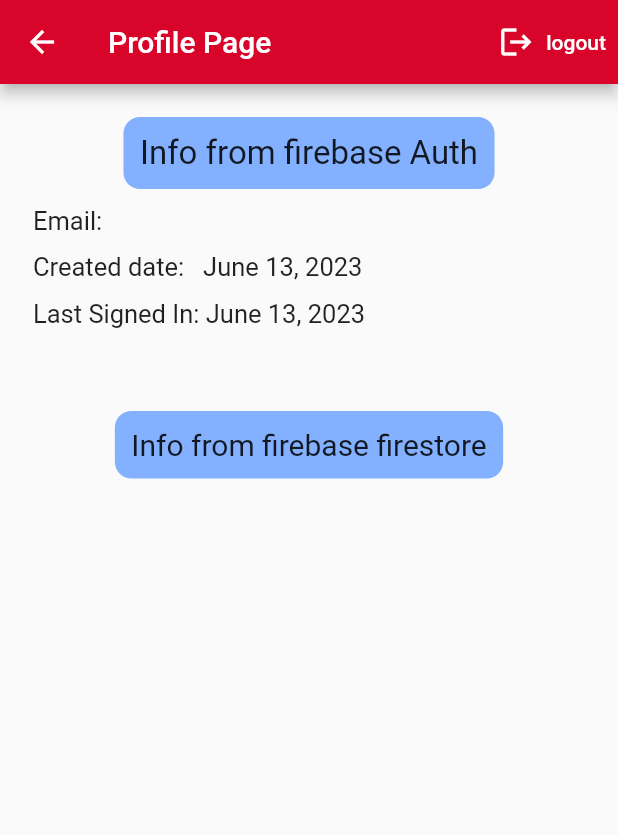
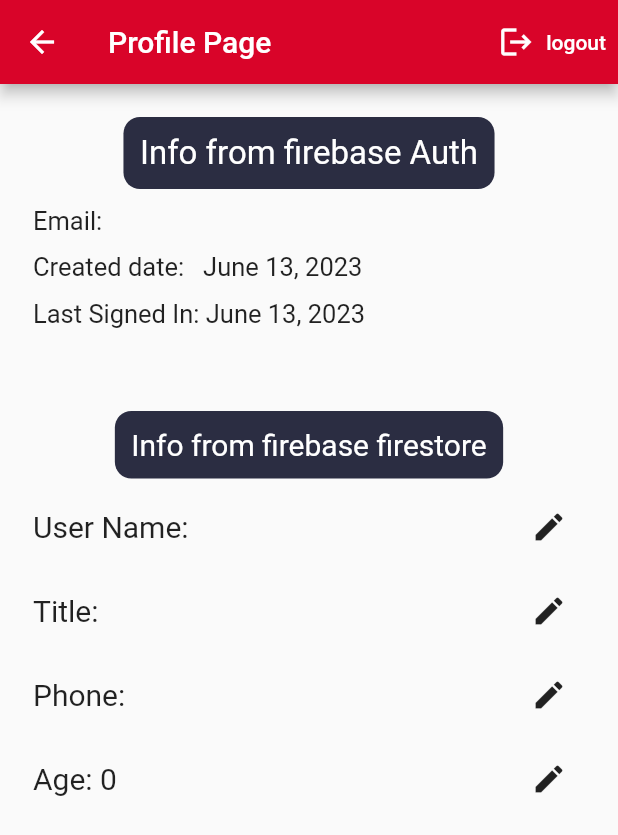
Before and after one commit to MoHaMeD-MaHMoD/E-Commerce-App, a Flutter app: the Profile screen opened directly, on a phone screen of 412 x 824 dp. Shown: the top 835 px of the screen. Run offline on Flutter 3.47's test engine with Material 2 defaults, Android fonts, the phone set to English and light mode, and no system bars; our stand-ins replace cloud_firestore, firebase_auth, firebase_core, flutter_svg, google_sign_in; missing offline and left inert: dart:ffi; accounts and stored records are empty.

Commit message:
Please enter the commit message for your changes. Lines starting with '#' will be ignored, and an empty message aborts the commit.
On branch main
Your branch is up to date with 'origin/main'.

remove and update data:
	new file:   lib/Shared/GetUserData.dart
	modified:   lib/main.dart
	modified:   lib/pages/profilepage.dart
	modified:   pubspec.lock
	modified:   pubspec.yaml

```diff
--- /dev/null
+++ b/lib/Shared/GetUserData.dart
@@ -0,0 +1,179 @@
+import 'package:cloud_firestore/cloud_firestore.dart';
+import 'package:firebase_auth/firebase_auth.dart';
+import 'package:flutter/material.dart';
+
+class GetUserData extends StatefulWidget {
+  final String documentId;
+
+  const GetUserData({super.key, required this.documentId});
+
+  @override
+  State<GetUserData> createState() => _GetUserDataState();
+}
+
+class _GetUserDataState extends State<GetUserData> {
+  final editDialog = TextEditingController();
+
+  @override
+  Widget build(BuildContext context) {
+    final credential = FirebaseAuth.instance.currentUser;
+
+    CollectionReference users = FirebaseFirestore.instance.collection('users');
+    myDialog(Map data, String keyValue) {
+      return showDialog(
+        context: context,
+        builder: (BuildContext context) {
+          return Dialog(
+            shape:
+                RoundedRectangleBorder(borderRadius: BorderRadius.circular(11)),
+            child: Container(
+              padding: EdgeInsets.all(22),
+              height: 200,
+              child: Column(
+                mainAxisAlignment: MainAxisAlignment.center,
+                children: [
+                  TextField(
+                      controller: editDialog,
+                      maxLength: 20,
+                      decoration:
+                          InputDecoration(hintText: "${data[keyValue]}")),
+                  SizedBox(
+                    height: 22,
+                  ),
+                  Row(
+                    mainAxisAlignment: MainAxisAlignment.spaceAround,
+                    children: [
+                      TextButton(
+                        onPressed: () {
+                          users
+                              .doc(credential!.uid)
+                              .update({keyValue: editDialog.text});
+                          setState(() {
+                            Navigator.pop(context);
+                            editDialog.clear();
+                          });
+                        },
+                        child: Text(
+                          "Update",
+                          style: TextStyle(fontSize: 22),
+                        ),
+                      ),
+                      TextButton(
+                        onPressed: () {
+                          //// addnewtask();
+                          Navigator.pop(context);
+                        },
+                        child: Text(
+                          "Cancel",
+                          style: TextStyle(fontSize: 22),
+                        ),
+                      ),
+                    ],
+                  )
+                ],
+              ),
+            ),
+          );
+        },
+      );
+    }
+
+    return FutureBuilder<DocumentSnapshot>(
+      future: users.doc(widget.documentId).get(),
+      builder:
+          (BuildContext context, AsyncSnapshot<DocumentSnapshot> snapshot) {
+        if (snapshot.hasError) {
+          return const Text("Something went wrong");
+        }
+
+        if (snapshot.hasData && !snapshot.data!.exists) {
+          return const Text("Document does not exist");
+        }
+
+        if (snapshot.connectionState == ConnectionState.done) {
+          Map<String, dynamic> data =
+              snapshot.data!.data() as Map<String, dynamic>;
+          return Column(
+            crossAxisAlignment: CrossAxisAlignment.start,
+            children: [
+              const SizedBox(
+                height: 8,
+              ),
+              Row(
+                mainAxisAlignment: MainAxisAlignment.spaceBetween,
+                children: [
+                  Text(
+                    "User Name: ${data['UserName']}",
+                    style: const TextStyle(fontSize: 20),
+                  ),
+                  IconButton(
+                    onPressed: () {
+                      myDialog(data, 'UserName');
+                    },
+                    icon: Icon(Icons.edit),
+                  )
+                ],
+              ),
+              const SizedBox(
+                height: 8,
+              ),
+              Row(
+                mainAxisAlignment: MainAxisAlignment.spaceBetween,
+                children: [
+                  Text(
+                    "Title: ${data['Title']}",
+                    style: const TextStyle(fontSize: 20),
+                  ),
+                  IconButton(
+                    onPressed: () {
+                      myDialog(data, 'Title');
+                    },
+                    icon: Icon(Icons.edit),
+                  )
+                ],
+              ),
+              const SizedBox(
+                height: 8,
+              ),
+              Row(
+                mainAxisAlignment: MainAxisAlignment.spaceBetween,
+                children: [
+                  Text(
+                    "Phone: ${data['Phone']}",
+                    style: const TextStyle(fontSize: 20),
+                  ),
+                  IconButton(
+                    onPressed: () {
+                      myDialog(data, 'Phone');
+                    },
+                    icon: Icon(Icons.edit),
+                  )
+                ],
+              ),
+              const SizedBox(
+                height: 8,
+              ),
+              Row(
+                mainAxisAlignment: MainAxisAlignment.spaceBetween,
+                children: [
+                  Text(
+                    "Age: ${data['Age']}",
+                    style: const TextStyle(fontSize: 20),
+                  ),
+                  IconButton(
+                    onPressed: () {
+                      myDialog(data, 'Age');
+                    },
+                    icon: Icon(Icons.edit),
+                  )
+                ],
+              ),
+            ],
+          );
+        }
+
+        return const Text("loading");
+      },
+    );
+  }
+}
--- a/lib/main.dart
+++ b/lib/main.dart
@@ -1,5 +1,6 @@
 // ignore_for_file: prefer_const_constructors
 
+import 'package:e_commerce_app/pages/Home.dart';
 import 'package:e_commerce_app/provider/google_signin.dart';
 import 'package:google_sign_in/google_sign_in.dart';
 
@@ -48,7 +49,7 @@ class MyApp extends StatelessWidget {
               } else if (snapshot.hasError) {
                 return showSnackBar(context, "Something went wrong");
               } else if (snapshot.hasData) {
-                return VerifyEmailPage(); // home() OR verify email
+                return Home(); // home() OR verify email
               } else {
                 return Login();
               }
--- a/lib/pages/profilepage.dart
+++ b/lib/pages/profilepage.dart
@@ -1,6 +1,8 @@
+import 'package:e_commerce_app/Shared/GetUserData.dart';
 import 'package:firebase_auth/firebase_auth.dart';
 import 'package:flutter/material.dart';
 import 'package:e_commerce_app/Shared/myColors.dart';
+import 'package:e_commerce_app/Shared/GetUserData.dart';
 import 'package:intl/intl.dart';
 
 class Profile extends StatefulWidget {
@@ -41,6 +43,7 @@ class _ProfileState extends State<Profile> {
       ),
       body: Padding(
         padding: const EdgeInsets.all(22.0),
+        child: SingleChildScrollView(
           child: Column(
             crossAxisAlignment: CrossAxisAlignment.start,
             children: [
@@ -48,11 +51,11 @@ class _ProfileState extends State<Profile> {
                   child: Container(
                 padding: EdgeInsets.all(11),
                 decoration: BoxDecoration(
-                  color: Color.fromARGB(255, 131, 177, 255),
-                  borderRadius: BorderRadius.circular(11)),
+                    color: MAIN, borderRadius: BorderRadius.circular(11)),
                 child: Text(
                   "Info from firebase Auth",
                   style: TextStyle(
+                    color: Colors.white,
                     fontSize: 22,
                   ),
                 ),
@@ -96,15 +99,17 @@ class _ProfileState extends State<Profile> {
                   child: Container(
                       padding: EdgeInsets.all(11),
                       decoration: BoxDecoration(
-                        color: Color.fromARGB(255, 131, 177, 255),
-                        borderRadius: BorderRadius.circular(11)),
+                          color: MAIN, borderRadius: BorderRadius.circular(11)),
                       child: Text(
                         "Info from firebase firestore",
                         style: TextStyle(
+                          color: Colors.white,
                           fontSize: 20,
                         ),
                       ))),
+              GetUserData(documentId: credential!.uid),
             ],
+          ),
         ),
       ),
     );
--- a/pubspec.yaml
+++ b/pubspec.yaml
@@ -42,6 +42,7 @@ dependencies:
   google_sign_in: ^6.1.4
   flutter_svg: ^2.0.6
   intl: ^0.17.0
+  image_picker: ^0.8.8
 
 dev_dependencies:
   flutter_test:
```
Also changed, not shown: pubspec.lock. Lines whose indentation alone changed are shown as unchanged.
